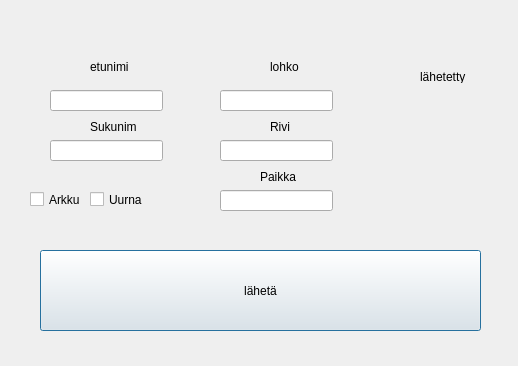
Before: the Qt Designer form adddialog.ui in eelitt/mysliApp, drawn with Qt 5.
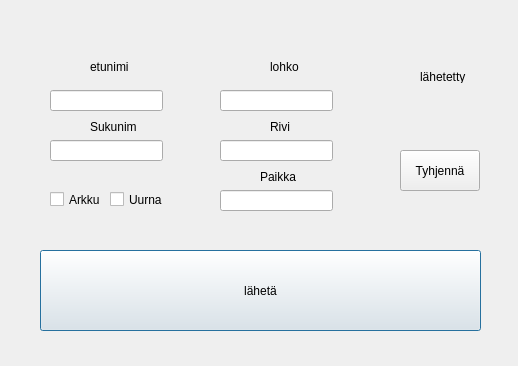
After: the same form once the commit is applied.

```diff
--- a/adddialog.ui
+++ b/adddialog.ui
@@ -98,7 +98,7 @@
   <widget class="QCheckBox" name="arkkuBox">
    <property name="geometry">
     <rect>
-     <x>30</x>
+     <x>50</x>
      <y>190</y>
      <width>72</width>
      <height>19</height>
@@ -111,7 +111,7 @@
   <widget class="QCheckBox" name="uurnaBox">
    <property name="geometry">
     <rect>
-     <x>90</x>
+     <x>110</x>
      <y>190</y>
      <width>72</width>
      <height>19</height>
@@ -193,6 +193,22 @@
     <string>lähetetty</string>
    </property>
   </widget>
+  <widget class="QPushButton" name="tyhjennaNappi">
+   <property name="geometry">
+    <rect>
+     <x>400</x>
+     <y>150</y>
+     <width>80</width>
+     <height>41</height>
+    </rect>
+   </property>
+   <property name="focusPolicy">
+    <enum>Qt::ClickFocus</enum>
+   </property>
+   <property name="text">
+    <string>Tyhjennä</string>
+   </property>
+  </widget>
  </widget>
  <resources/>
  <connections/>
```
Left out of the diff: 6 changed lines with no effect on the pictures.
